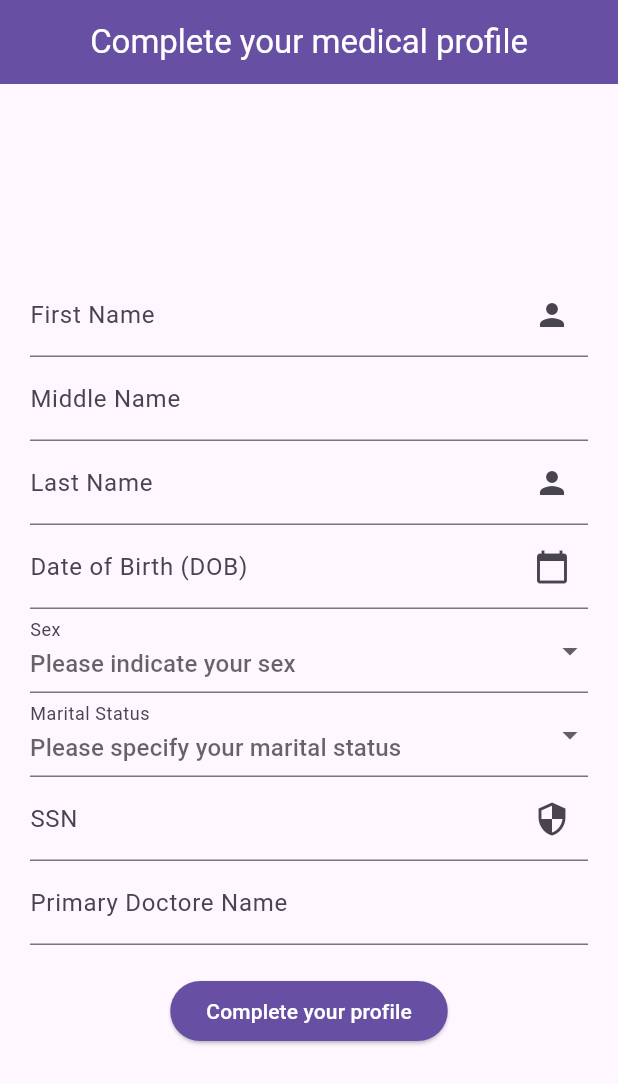
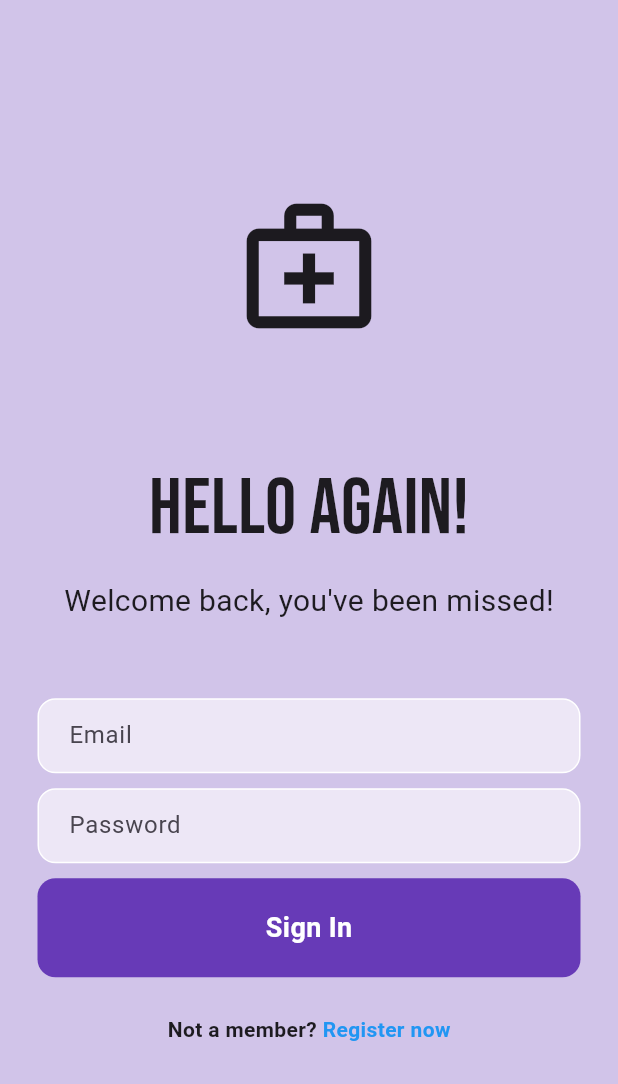
Before and after one commit to SmartHealthProject/waitingRoom_form, a Flutter app: the screen it shows after launch, on a phone screen of 412 x 824 dp. Shown: the top 1084 px of the screen. Run offline on Flutter 3.47's test engine with Material 3 defaults, Android fonts, the phone set to English and light mode, and no system bars; our stand-ins replace cloud_firestore, firebase_core, google_fonts; accounts and stored records are empty.

Commit message:
login page ui

```diff
--- /dev/null
+++ b/lib/login_page.dart
@@ -0,0 +1,139 @@
+import 'package:flutter/material.dart';
+import 'package:google_fonts/google_fonts.dart';
+
+class LoginPage extends StatefulWidget {
+  const LoginPage({super.key});
+
+  @override
+  State<LoginPage> createState() => _LoginPageState();
+}
+
+class _LoginPageState extends State<LoginPage> {
+  @override
+  Widget build(BuildContext context) {
+    return Scaffold(
+      backgroundColor: Colors.deepPurple[100],
+      body: SafeArea(
+        child: Center(
+          child: Column(
+              mainAxisAlignment: MainAxisAlignment.center,
+              children: [
+                Icon(
+                  Icons.medical_services_outlined,
+                  size: 100,
+                ),
+                SizedBox(height: 75),
+                //Welcome back!
+                Text(
+                  'Hello Again!',
+                  style: GoogleFonts.bebasNeue(
+                    fontSize: 52,
+                  ),
+                ),
+                SizedBox(height: 10),
+                Text(
+                  'Welcome back, you\'ve been missed!',
+                  style: TextStyle(
+                    fontSize: 20,
+                  ),
+                ),
+
+                SizedBox(height: 50),
+
+                //email textfield
+                Padding(
+                  padding: const EdgeInsets.symmetric(horizontal: 25.0),
+                  child: Container(
+                    decoration: BoxDecoration(
+                      color: Colors.deepPurple[50],
+                      border: Border.all(color: Colors.white),
+                      borderRadius: BorderRadius.circular(12),
+                    ),
+                    child: Padding(
+                      padding: const EdgeInsets.only(left: 20.0),
+                      child: TextField(
+                        decoration: InputDecoration(
+                          border: InputBorder.none,
+                          hintText: 'Email',
+                        ),
+                      ),
+                    ),
+                  ),
+                ),
+
+                SizedBox(height: 10),
+
+                //password textfield
+                Padding(
+                  padding: const EdgeInsets.symmetric(horizontal: 25.0),
+                  child: Container(
+                    decoration: BoxDecoration(
+                      color: Colors.deepPurple[50],
+                      border: Border.all(color: Colors.white),
+                      borderRadius: BorderRadius.circular(12),
+                    ),
+                    child: Padding(
+                      padding: const EdgeInsets.only(left: 20.0),
+                      child: TextField(
+                        obscureText: true, //makes the password obscure
+                        decoration: InputDecoration(
+                          border: InputBorder.none,
+                          hintText: 'Password',
+                        ),
+                      ),
+                    ),
+                  ),
+                ),
+
+                SizedBox(height: 10),
+
+                //signin button
+                Padding(
+                  padding: const EdgeInsets.symmetric(horizontal: 25.0),
+                  child: Container(
+                    padding: EdgeInsets.all(20),
+                    decoration: BoxDecoration(
+                      color: Colors.deepPurple,
+                      borderRadius: BorderRadius.circular(12)
+                    ),
+                    child: Center(
+                      child: Text(
+                        'Sign In',
+                        style: TextStyle(
+                          color: Colors.white,
+                          fontWeight: FontWeight.bold,
+                          fontSize: 18,
+                        ),
+                      )
+                    ),
+                  ),
+                ),
+
+                SizedBox(height: 25),
+
+                //not a member? register now
+                Row(
+                  mainAxisAlignment: MainAxisAlignment.center,
+                  children: [
+                    Text(
+                      'Not a member?',
+                      style: TextStyle(
+                        fontWeight: FontWeight.bold,
+                      )
+                    ),
+                    Text(
+                      ' Register now',
+                      style: TextStyle(
+                        color: Colors.blue,
+                        fontWeight: FontWeight.bold,
+                      )
+                    ),
+                  ],
+                ),
+            ],
+          ),
+        ),
+      ),
+    );
+  }
+}
--- a/lib/main.dart
+++ b/lib/main.dart
@@ -2,6 +2,7 @@
 import 'package:flutter/material.dart';
 import 'package:form_demo/firebase_options.dart';
 import 'package:form_demo/forms_screen.dart';
+import 'login_page.dart';
 
 void main() async{
   //async lets us continuously access from our project to our firebase backend
@@ -18,7 +19,8 @@
     return MaterialApp(
       debugShowCheckedModeBanner: false,
       theme: ThemeData(primarySwatch: Colors.cyan),
-      home: FormsScreen(),
+      home: LoginPage(),
+      //home: FormsScreen(),
     );
   }
 }
--- a/pubspec.yaml
+++ b/pubspec.yaml
@@ -41,6 +41,7 @@
   #firebase_database: ^10.4.9
   flutter_launcher_icons: ^0.13.1
   firebase_auth: ^4.19.0
+  google_fonts: ^6.2.1
 
 dev_dependencies:
   flutter_test:
```
Also changed, not shown: pubspec.lock, 1 other file.
